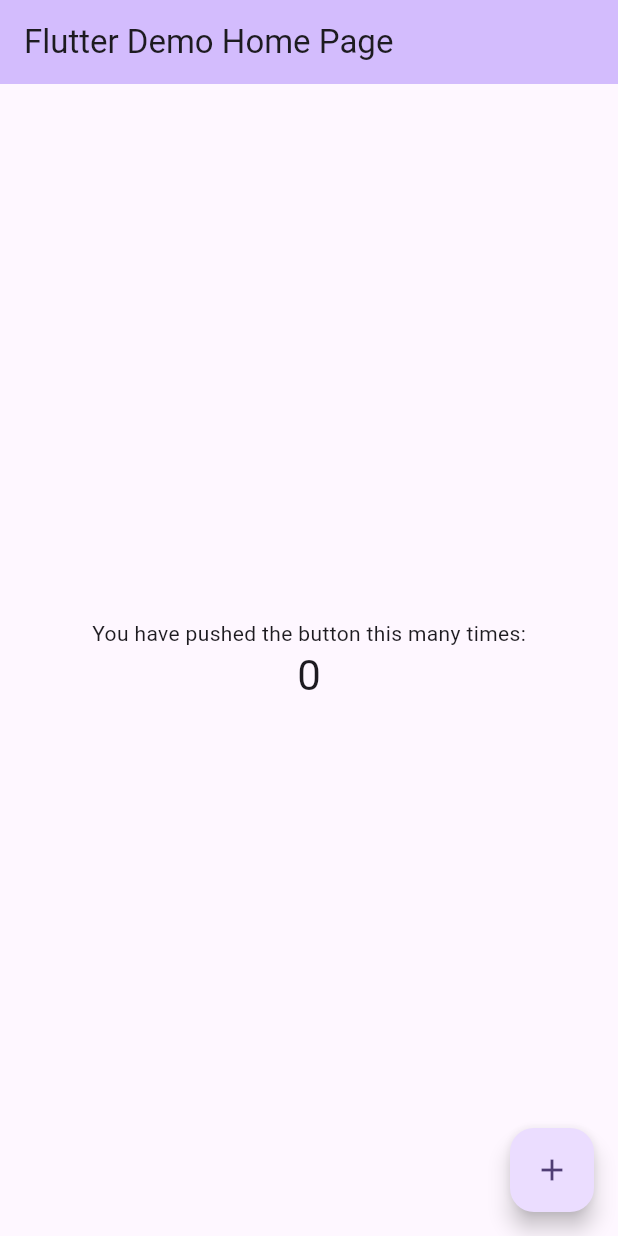
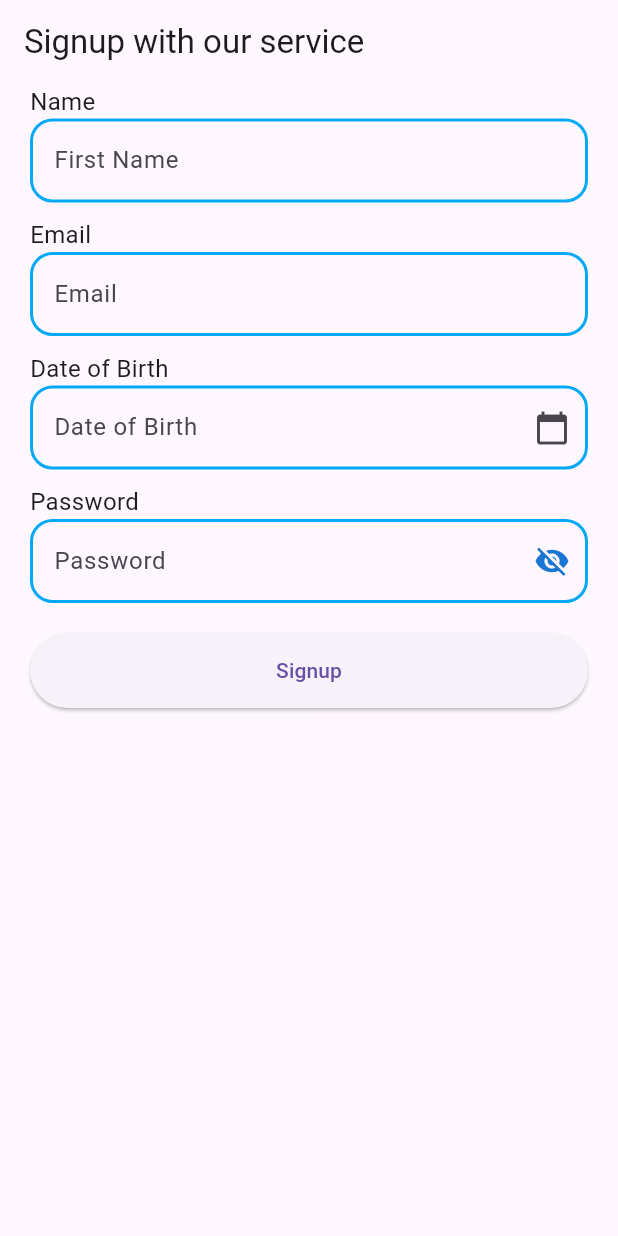
Before and after one commit to Griffin-McCue/ica10, a Flutter app: the screen it shows after launch, on a phone screen of 412 x 824 dp. Run offline on Flutter 3.47's test engine with Material 3 defaults, Android fonts, the phone set to English and light mode, and no system bars.

Commit message:
Fully furnished app
Co-authored-by: Huunguyen25 <huunguyen25@csu.fullerton.edu>

```diff
--- a/lib/main.dart
+++ b/lib/main.dart
@@ -1,122 +1,290 @@
 import 'package:flutter/material.dart';
+import 'successful.dart';
 
-void main() {
-  runApp(const MyApp());
-}
+void main() => runApp(const MyApp());
 
 class MyApp extends StatelessWidget {
   const MyApp({super.key});
 
-  // This widget is the root of your application.
   @override
   Widget build(BuildContext context) {
+    const appTitle = 'Signup with our service';
     return MaterialApp(
-      title: 'Flutter Demo',
-      theme: ThemeData(
-        // This is the theme of your application.
-        //
-        // TRY THIS: Try running your application with "flutter run". You'll see
-        // the application has a purple toolbar. Then, without quitting the app,
-        // try changing the seedColor in the colorScheme below to Colors.green
-        // and then invoke "hot reload" (save your changes or press the "hot
-        // reload" button in a Flutter-supported IDE, or press "r" if you used
-        // the command line to start the app).
-        //
-        // Notice that the counter didn't reset back to zero; the application
-        // state is not lost during the reload. To reset the state, use hot
-        // restart instead.
-        //
-        // This works for code too, not just values: Most code changes can be
-        // tested with just a hot reload.
-        colorScheme: ColorScheme.fromSeed(seedColor: Colors.deepPurple),
+      title: appTitle,
+      home: Scaffold(
+        appBar: AppBar(title: const Text(appTitle)),
+        body: const MyCustomForm(),
       ),
-      home: const MyHomePage(title: 'Flutter Demo Home Page'),
     );
   }
 }
 
-class MyHomePage extends StatefulWidget {
-  const MyHomePage({super.key, required this.title});
-
-  // This widget is the home page of your application. It is stateful, meaning
-  // that it has a State object (defined below) that contains fields that affect
-  // how it looks.
-
-  // This class is the configuration for the state. It holds the values (in this
-  // case the title) provided by the parent (in this case the App widget) and
-  // used by the build method of the State. Fields in a Widget subclass are
-  // always marked "final".
-
-  final String title;
+// Create a Form widget.
+class MyCustomForm extends StatefulWidget {
+  const MyCustomForm({super.key});
 
   @override
-  State<MyHomePage> createState() => _MyHomePageState();
+  MyCustomFormState createState() {
+    return MyCustomFormState();
+  }
 }
 
-class _MyHomePageState extends State<MyHomePage> {
-  int _counter = 0;
+// Create a corresponding State class.
+// This class holds data related to the form.
+class MyCustomFormState extends State<MyCustomForm> {
+  // Create a global key that uniquely identifies the Form widget
+  // and allows validation of the form.
+  //
+  // Note: This is a GlobalKey<FormState>,
+  // not a GlobalKey<MyCustomFormState>.
 
-  void _incrementCounter() {
-    setState(() {
-      // This call to setState tells the Flutter framework that something has
-      // changed in this State, which causes it to rerun the build method below
-      // so that the display can reflect the updated values. If we changed
-      // _counter without calling setState(), then the build method would not be
-      // called again, and so nothing would appear to happen.
-      _counter++;
-    });
+  final _formKey = GlobalKey<FormState>();
+  final _dateController = TextEditingController();
+  final _userPasswordController =
+      TextEditingController(); // Add password controller
+  bool _passwordVisible = false; // Add state for password visibility
+
+  @override
+  void initState() {
+    super.initState();
+    _passwordVisible = false; // Initialize password visibility to false
+  }
+
+  @override
+  void dispose() {
+    _dateController.dispose();
+    _userPasswordController.dispose(); // Dispose password controller
+    super.dispose();
   }
 
   @override
   Widget build(BuildContext context) {
-    // This method is rerun every time setState is called, for instance as done
-    // by the _incrementCounter method above.
-    //
-    // The Flutter framework has been optimized to make rerunning build methods
-    // fast, so that you can just rebuild anything that needs updating rather
-    // than having to individually change instances of widgets.
-    return Scaffold(
-      appBar: AppBar(
-        // TRY THIS: Try changing the color here to a specific color (to
-        // Colors.amber, perhaps?) and trigger a hot reload to see the AppBar
-        // change color while the other colors stay the same.
-        backgroundColor: Theme.of(context).colorScheme.inversePrimary,
-        // Here we take the value from the MyHomePage object that was created by
-        // the App.build method, and use it to set our appbar title.
-        title: Text(widget.title),
+    // Build a Form widget using the _formKey created above.
+    return Form(
+      key: _formKey,
+      child: Column(
+        crossAxisAlignment: CrossAxisAlignment.start,
+        children: [
+          Container(
+            padding: const EdgeInsets.symmetric(horizontal: 20),
+            child: Column(
+              crossAxisAlignment: CrossAxisAlignment.start,
+              children: [
+                const Text('Name', style: TextStyle(fontSize: 16)),
+                TextFormField(
+                  decoration: InputDecoration(
+                    hintText: 'First Name',
+                    enabledBorder: OutlineInputBorder(
+                      borderRadius: BorderRadius.circular(15.0),
+                      borderSide: const BorderSide(
+                        width: 2.0,
+                        color: Colors.lightBlue,
+                      ),
+                    ),
+                    border: OutlineInputBorder(
+                      borderRadius: BorderRadius.circular(15.0),
+                    ),
+                  ),
+                  validator: (value) {
+                    if (value == null || value.isEmpty) {
+                      return 'Please enter your first name';
+                    }
+                    return null;
+                  },
+                ),
+                const SizedBox(height: 10),
+              ],
+            ),
+          ),
+          Container(
+            padding: const EdgeInsets.symmetric(horizontal: 20),
+            child: Column(
+              crossAxisAlignment: CrossAxisAlignment.start,
+              children: [
+                const Text('Email', style: TextStyle(fontSize: 16)),
+                TextFormField(
+                  decoration: InputDecoration(
+                    hintText: 'Email',
+                    enabledBorder: OutlineInputBorder(
+                      borderRadius: BorderRadius.circular(15.0),
+                      borderSide: const BorderSide(
+                        width: 2.0,
+                        color: Colors.lightBlue,
+                      ),
+                    ),
+                    border: OutlineInputBorder(
+                      borderRadius: BorderRadius.circular(15.0),
+                    ),
+                  ),
+                  validator: (value) {
+                    if (value == null || value.isEmpty) {
+                      return 'Please enter your email';
+                    }
+                    // Check if the email contains '@' symbol
+                    if (!value.contains('@') || (!value.contains('.'))) {
+                      return 'Please enter a valid email';
+                    }
+                    return null;
+                  },
+                ),
+                const SizedBox(height: 10),
+              ],
+            ),
+          ),
+          Container(
+            padding: const EdgeInsets.symmetric(horizontal: 20),
+            child: Column(
+              crossAxisAlignment: CrossAxisAlignment.start,
+              children: [
+                const Text('Date of Birth', style: TextStyle(fontSize: 16)),
+                TextFormField(
+                  readOnly: true,
+                  decoration: InputDecoration(
+                    hintText: 'Date of Birth',
+                    enabledBorder: OutlineInputBorder(
+                      borderRadius: BorderRadius.circular(15.0),
+                      borderSide: const BorderSide(
+                        width: 2.0,
+                        color: Colors.lightBlue,
+                      ),
+                    ),
+                    border: OutlineInputBorder(
+                      borderRadius: BorderRadius.circular(15.0),
+                    ),
+                    suffixIcon: const Icon(
+                      Icons.calendar_today,
+                    ), // Add calendar icon here
+                  ),
+                  onTap: () async {
+                    DateTime? pickedDate = await showDatePicker(
+                      context: context,
+                      initialDate: DateTime.now().subtract(
+                        const Duration(days: 13 * 365),
+                      ), // Set default to 13 years ago
+                      firstDate: DateTime(1900),
+                      lastDate: DateTime.now(),
+                    );
+                    if (pickedDate != null) {
+                      // Calculate age
+                      final today = DateTime.now();
+                      final difference = today.difference(pickedDate);
+                      final age = difference.inDays ~/ 365;
+
+                      if (age < 13) {
+                        // Show an error if user is under 13
+                        ScaffoldMessenger.of(context).showSnackBar(
+                          const SnackBar(
+                            content: Text(
+                              'You must be at least 13 years old to register',
+                            ),
+                            backgroundColor: Colors.red,
+                          ),
+                        );
+                      } else {
+                        setState(() {
+                          _dateController.text =
+                              "${pickedDate.day}/${pickedDate.month}/${pickedDate.year}";
+                        });
+                      }
+                    }
+                  },
+                  controller: _dateController,
+                  validator: (value) {
+                    if (value == null || value.isEmpty) {
+                      return 'Please select your date of birth';
+                    }
+                    return null;
+                  },
+                ),
+                const SizedBox(height: 10),
+              ],
+            ),
+          ),
+
+          Container(
+            padding: const EdgeInsets.symmetric(horizontal: 20),
+            child: Column(
+              crossAxisAlignment: CrossAxisAlignment.start,
+              children: [
+                const Text('Password', style: TextStyle(fontSize: 16)),
+                TextFormField(
+                  keyboardType: TextInputType.text,
+                  controller: _userPasswordController,
+                  obscureText: !_passwordVisible,
+                  decoration: InputDecoration(
+                    labelText: "Password",
+                    hintText: "Enter your password",
+                    enabledBorder: OutlineInputBorder(
+                      borderRadius: BorderRadius.circular(15.0),
+                      borderSide: const BorderSide(
+                        width: 2.0,
+                        color: Colors.lightBlue,
+                      ),
+                    ),
+                    border: OutlineInputBorder(
+                      borderRadius: BorderRadius.circular(15.0),
+                    ),
+                    suffixIcon: IconButton(
+                      onPressed: () {
+                        // Toggle password visibility
+                        setState(() {
+                          _passwordVisible = !_passwordVisible;
+                        });
+                      },
+                      icon: Icon(
+                        _passwordVisible
+                            ? Icons.visibility
+                            : Icons.visibility_off,
+                        color: Theme.of(context).primaryColorDark,
+                      ),
+                    ),
+                  ),
+                  validator: (value) {
+                    if (value == null || value.isEmpty) {
+                      return 'Please enter your password';
+                    }
+                    return null;
+                  },
+                ),
+                const SizedBox(height: 10),
+              ],
+            ),
+          ),
+
+          Container(
+            padding: const EdgeInsets.symmetric(horizontal: 20),
+            width: double.infinity,
+            margin: const EdgeInsets.only(top: 10),
+            child: ElevatedButton(
+              style: ElevatedButton.styleFrom(
+                padding: const EdgeInsets.symmetric(
+                  horizontal: 20,
+                  vertical: 15,
+                ),
+                minimumSize: const Size.fromHeight(
+                  50,
+                ), // Set minimum height and use full width
+                shape: RoundedRectangleBorder(
+                  borderRadius: BorderRadius.circular(25.0),
+                ),
+              ),
+              onPressed: () {
+                // Validate returns true if the form is valid, or false otherwise.
+                if (_formKey.currentState!.validate()) {
+                  // Navigate to successful signup page
+                  Navigator.push(
+                    context,
+                    MaterialPageRoute(
+                      builder: (context) => const SuccessfulSignup(),
+                    ),
+                  );
+                }
+              },
+              child: const Text('Signup'),
+            ),
+          ),
+        ],
       ),
-      body: Center(
-        // Center is a layout widget. It takes a single child and positions it
-        // in the middle of the parent.
-        child: Column(
-          // Column is also a layout widget. It takes a list of children and
-          // arranges them vertically. By default, it sizes itself to fit its
-          // children horizontally, and tries to be as tall as its parent.
-          //
-          // Column has various properties to control how it sizes itself and
-          // how it positions its children. Here we use mainAxisAlignment to
-          // center the children vertically; the main axis here is the vertical
-          // axis because Columns are vertical (the cross axis would be
-          // horizontal).
-          //
-          // TRY THIS: Invoke "debug painting" (choose the "Toggle Debug Paint"
-          // action in the IDE, or press "p" in the console), to see the
-          // wireframe for each widget.
-          mainAxisAlignment: MainAxisAlignment.center,
-          children: <Widget>[
-            const Text('You have pushed the button this many times:'),
-            Text(
-              '$_counter',
-              style: Theme.of(context).textTheme.headlineMedium,
-            ),
-          ],
-        ),
-      ),
-      floatingActionButton: FloatingActionButton(
-        onPressed: _incrementCounter,
-        tooltip: 'Increment',
-        child: const Icon(Icons.add),
-      ), // This trailing comma makes auto-formatting nicer for build methods.
     );
   }
 }
```
Also changed, not shown: lib/successful.dart (added, +50 -0 lines).
